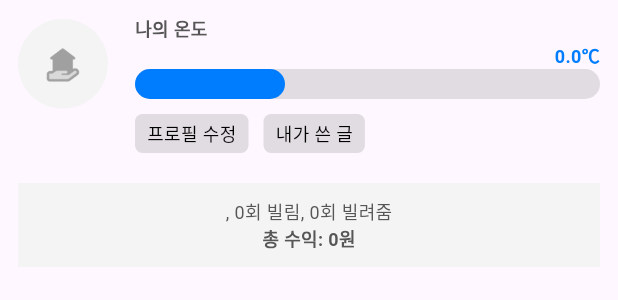
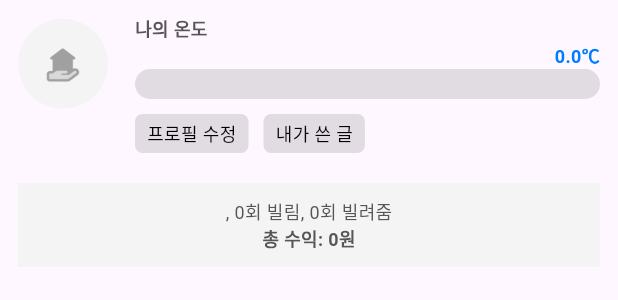
Before and after one commit to billimiut/billimiut_app, a Flutter app: the ProfileCard widget shown alone on an empty page, opened directly with empty values, on a phone screen of 412 x 824 dp. Shown: the top 300 px of the screen. Run offline on Flutter 3.47's test engine with Material 3 defaults, Android fonts, the phone set to English and light mode, and no system bars; our stand-ins replace cloud_firestore, firebase_core, flutter_datetime_picker_plus, flutter_dotenv, flutter_svg, font_awesome_flutter and 4 more; accounts and stored records are empty; network calls fail.

Commit message:
feat: 마이페이지 나의 온도 막대기

```diff
--- a/lib/screens/post_writing_screen.dart
+++ b/lib/screens/post_writing_screen.dart
@@ -201,7 +201,7 @@ class _PostWritingScreenState extends State<PostWritingScreen> {
           }
         };
 
-        print(jsonEncode(bodyAddPost));
+        //print(jsonEncode(bodyAddPost));
 
         http
             .post(
@@ -214,7 +214,7 @@ class _PostWritingScreenState extends State<PostWritingScreen> {
           dataAddPost = json.decode(utf8.decode(responseAddPost.bodyBytes));
           //print("add_post response.body: $dataAddPost");
           posts.addOriginPosts(dataAddPost);
-          print(dataAddPost);
+          print("dataAddPost: $dataAddPost");
           imageList.setImageUrls([]);
           Navigator.pop(context);
         }).catchError((error) {
--- a/lib/widgets/profile_card.dart
+++ b/lib/widgets/profile_card.dart
@@ -113,15 +113,20 @@ class ProfileCard extends StatelessWidget {
                               ),
                               height: 20,
                               child: Row(
-                                mainAxisAlignment: MainAxisAlignment.start,
                                 children: [
-                                  Container(
-                                    decoration: BoxDecoration(
-                                      color: const Color(0xff007DFF),
-                                      borderRadius: BorderRadius.circular(10.0),
+                                  Expanded(
+                                    child: FractionallySizedBox(
+                                      alignment: Alignment.centerLeft,
+                                      widthFactor: temperature / 100,
+                                      child: Container(
+                                        decoration: BoxDecoration(
+                                          color: const Color(0xff007DFF),
+                                          borderRadius:
+                                              BorderRadius.circular(10.0),
+                                        ),
+                                        height: 20,
+                                      ),
                                     ),
-                                    width: 100,
-                                    height: 20,
                                   ),
                                 ],
                               ),
```
